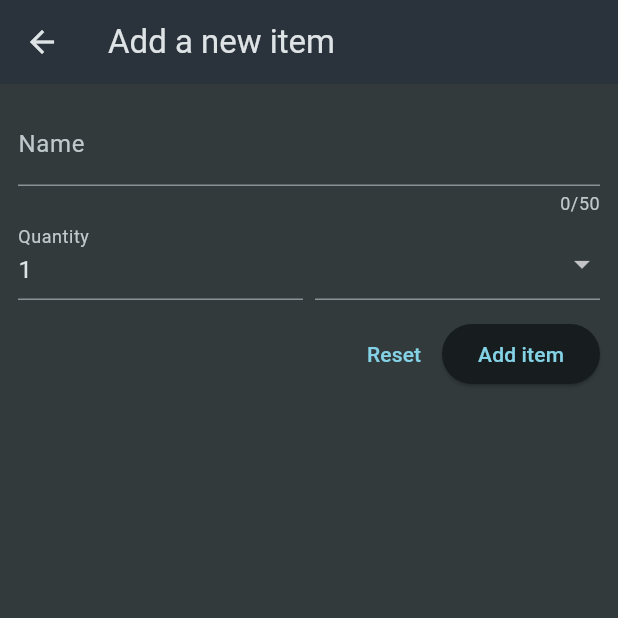
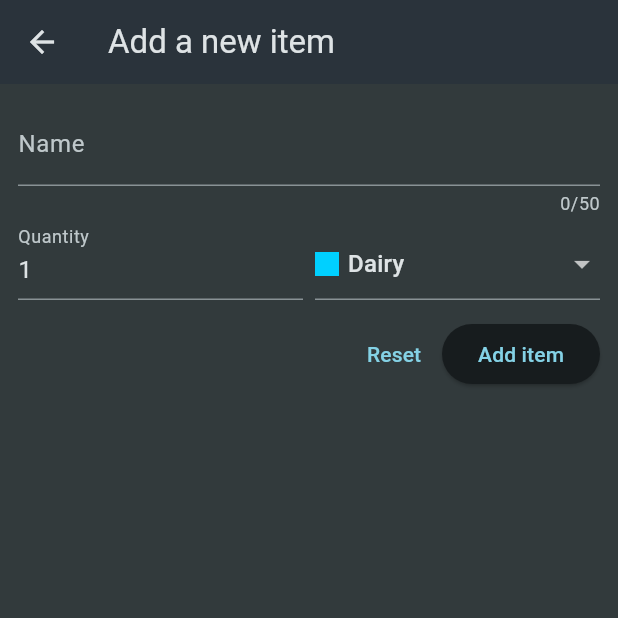
Before and after one commit to Shahmahdi/shopping_list_flutter, a Flutter app: the screen it shows after launch, after a tap on the "add" icon, on a phone screen of 412 x 824 dp, the top half of it. Run offline on Flutter 3.47's test engine with Material 3 defaults, Android fonts, the phone set to English and light mode, and no system bars.

```diff
--- a/lib/screens/groceries.dart
+++ b/lib/screens/groceries.dart
@@ -1,5 +1,5 @@
 import 'package:flutter/material.dart';
-import 'package:shopping_list_app/data/dummy_items.dart';
+import 'package:shopping_list_app/models/grocery_item.dart';
 import 'package:shopping_list_app/screens/new_item.dart';
 
 class Groceries extends StatefulWidget {
@@ -12,10 +12,26 @@ class Groceries extends StatefulWidget {
 }
 
 class _Groceries extends State<Groceries> {
-  void _addItem() {
-    Navigator.of(context).push(MaterialPageRoute(builder: (ctx) {
+  final _groceryItems = [];
+
+  void _addItem() async {
+    final newItem = await Navigator.of(context).push<GroceryItem>(
+      MaterialPageRoute(builder: (ctx) {
         return const NewItem();
-    }));
+      }),
+    );
+    if (newItem == null) {
+      return;
+    }
+    setState(() {
+      _groceryItems.add(newItem);
+    });
+  }
+
+  void _removeItem(GroceryItem item) {
+    setState(() {
+      _groceryItems.remove(item);
+    });
   }
 
   @override
@@ -30,16 +46,26 @@ class _Groceries extends State<Groceries> {
           ),
         ],
       ),
-      body: ListView.builder(
-        itemCount: groceryItems.length,
-        itemBuilder: (context, index) => ListTile(
-          title: Text(groceryItems[index].name),
+      body: _groceryItems.isEmpty
+          ? const Center(
+              child: Text("No item selected"),
+            )
+          : ListView.builder(
+              itemCount: _groceryItems.length,
+              itemBuilder: (context, index) => Dismissible(
+                onDismissed: (direction) {
+                  _removeItem(_groceryItems[index]);
+                },
+                key: ValueKey(_groceryItems[index].id),
+                child: ListTile(
+                  title: Text(_groceryItems[index].name),
                   leading: Container(
                     width: 24,
                     height: 24,
-            color: groceryItems[index].category.color,
+                    color: _groceryItems[index].category.color,
                   ),
-          trailing: Text(groceryItems[index].quantity.toString()),
+                  trailing: Text(_groceryItems[index].quantity.toString()),
+                ),
               ),
             ),
     );
--- a/lib/screens/new_item.dart
+++ b/lib/screens/new_item.dart
@@ -1,5 +1,7 @@
 import 'package:flutter/material.dart';
 import 'package:shopping_list_app/data/categories.dart';
+import 'package:shopping_list_app/models/category.dart';
+import 'package:shopping_list_app/models/grocery_item.dart';
 
 class NewItem extends StatefulWidget {
   const NewItem({super.key});
@@ -12,9 +14,22 @@ class NewItem extends StatefulWidget {
 
 class _NewItem extends State<NewItem> {
   final _formKey = GlobalKey<FormState>();
+  var _enteredName = '';
+  var _enteredQuantity = 1;
+  var _selectedCategory = categories[Categories.dairy]!;
 
   void _saveItem() {
-    _formKey.currentState!.validate();
+    if (_formKey.currentState!.validate()) {
+      _formKey.currentState!.save();
+      Navigator.of(context).pop(
+        GroceryItem(
+          id: DateTime.now().toString(),
+          name: _enteredName,
+          quantity: _enteredQuantity,
+          category: _selectedCategory,
+        ),
+      );
+    }
   }
 
   void _resetItem() {
@@ -47,6 +62,9 @@ class _NewItem extends State<NewItem> {
                   }
                   return null;
                 },
+                onSaved: (newValue) {
+                  _enteredName = newValue!;
+                },
               ),
               Row(
                 crossAxisAlignment: CrossAxisAlignment.end,
@@ -55,7 +73,7 @@ class _NewItem extends State<NewItem> {
                     child: TextFormField(
                       decoration:
                           const InputDecoration(label: Text("Quantity")),
-                      initialValue: "1",
+                      initialValue: _enteredQuantity.toString(),
                       keyboardType: TextInputType.number,
                       validator: (value) {
                         if (value == null ||
@@ -66,11 +84,15 @@ class _NewItem extends State<NewItem> {
                         }
                         return null;
                       },
+                      onSaved: (newValue) {
+                        _enteredQuantity = int.parse(newValue!);
+                      },
                     ),
                   ),
                   const SizedBox(width: 8),
                   Expanded(
                     child: DropdownButtonFormField(
+                      value: _selectedCategory,
                       items: [
                         for (final category in categories.entries)
                           DropdownMenuItem(
@@ -88,7 +110,11 @@ class _NewItem extends State<NewItem> {
                             ),
                           ),
                       ],
-                      onChanged: (value) {},
+                      onChanged: (value) {
+                        setState(() {
+                          _selectedCategory = value!;
+                        });
+                      },
                     ),
                   ),
                 ],
```
Lines whose indentation alone changed are shown as unchanged.
